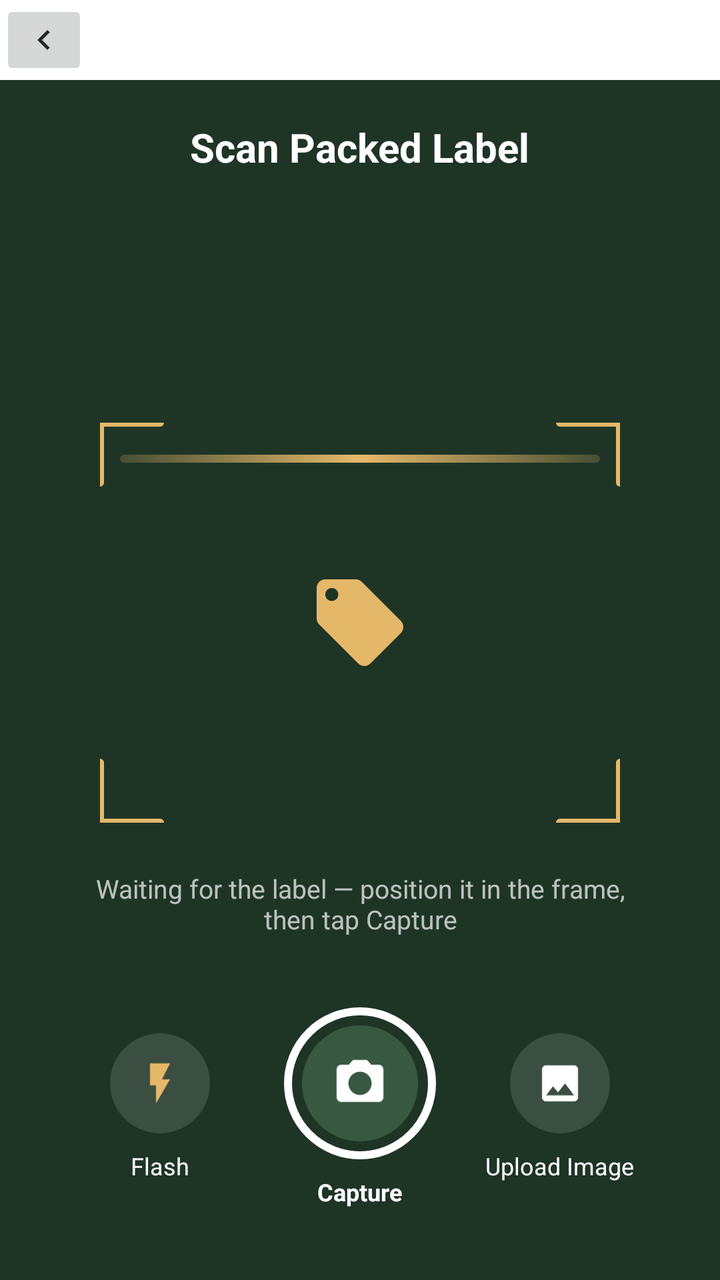
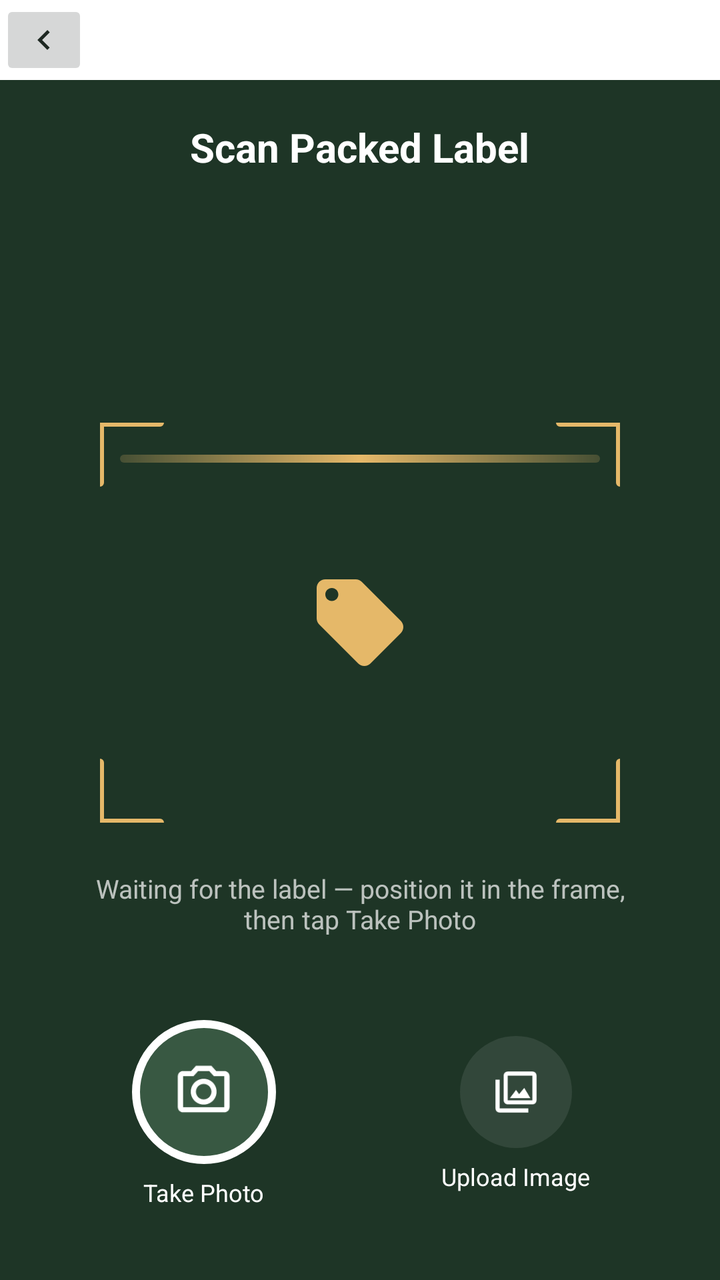

Before-and-after screenshots of an Android layout around one commit, followed by the original layout XML and the change that was made.
<!-- AndroidManifest.xml: activity theme Theme.AppCompat.Light.NoActionBar -->
<!-- res/layout/activity_image_capture.xml -->
<?xml version="1.0" encoding="utf-8"?>
<LinearLayout xmlns:android="http://schemas.android.com/apk/res/android"
    xmlns:app="http://schemas.android.com/apk/res-auto"
    android:layout_width="match_parent"
    android:layout_height="match_parent"
    android:orientation="vertical"
    android:background="#FFFFFF">

    
    <RelativeLayout
        android:id="@+id/capture_header"
        android:layout_width="match_parent"
        android:layout_height="wrap_content"
        android:background="#FFFFFF">

        <ImageButton
            android:id="@+id/btn_back"
            android:layout_width="wrap_content"
            android:layout_height="wrap_content"
            android:layout_alignParentStart="true"
            android:layout_centerVertical="true"
            android:scaleType="fitCenter"
            android:src="@drawable/ic_arrow_back"
            android:contentDescription="Back" />

        <FrameLayout
            android:id="@+id/capture_header_logo"
            android:layout_width="wrap_content"
            android:layout_height="wrap_content"
            android:layout_alignParentEnd="true"
            android:layout_centerVertical="true">

            <ImageView
                android:id="@+id/iv_brand_logo"
                android:layout_width="match_parent"
                android:layout_height="match_parent"
                android:scaleType="matrix"
                android:contentDescription="Misbar" />

            <TextView
                android:id="@+id/tv_brand_logo_fallback"
                android:layout_width="match_parent"
                android:layout_height="match_parent"
                android:text="Misbar"
                android:textSize="24sp"
                android:textStyle="bold"
                android:gravity="center"
                android:visibility="gone" />
        </FrameLayout>

    </RelativeLayout>

    
    <RelativeLayout
        android:layout_width="match_parent"
        android:layout_height="match_parent"
        android:background="#1E3526">

        
        <TextView
            android:id="@+id/tv_scan_title"
            android:layout_width="wrap_content"
            android:layout_height="wrap_content"
            android:layout_alignParentTop="true"
            android:layout_centerHorizontal="true"
            android:layout_marginTop="20dp"
            android:text="Scan Packed Label"
            android:textColor="#FFFFFF"
            android:textSize="20sp"
            android:textStyle="bold" />

        
        <LinearLayout
            android:id="@+id/layout_viewfinder_container"
            android:layout_width="match_parent"
            android:layout_height="wrap_content"
            android:layout_centerInParent="true"
            android:gravity="center"
            android:orientation="vertical">

            <RelativeLayout
                android:id="@+id/viewfinder_box"
                android:layout_width="260dp"
                android:layout_height="200dp">

                
                <ImageView
                    android:layout_width="match_parent"
                    android:layout_height="match_parent"
                    android:src="@drawable/viewfinder_corners"
                    android:scaleType="fitXY" />

                
                <ImageView
                    android:layout_width="52dp"
                    android:layout_height="52dp"
                    android:layout_centerInParent="true"
                    android:src="@drawable/ic_tag" />

                
                <View
                    android:id="@+id/view_laser_line"
                    android:layout_width="match_parent"
                    android:layout_height="4dp"
                    android:layout_marginHorizontal="10dp"
                    android:layout_marginTop="16dp"
                    android:background="@drawable/laser_line_glow" />

            </RelativeLayout>

            
            <TextView
                android:layout_width="wrap_content"
                android:layout_height="wrap_content"
                android:layout_marginTop="24dp"
                android:paddingHorizontal="40dp"
                android:text="Waiting for the label — position it in the frame, then tap Capture"
                android:textAlignment="center"
                android:textColor="#B3FFFFFF"
                android:textSize="13sp" />

        </LinearLayout>

        
        <LinearLayout
            android:layout_width="match_parent"
            android:layout_height="wrap_content"
            android:layout_alignParentBottom="true"
            android:layout_marginBottom="36dp"
            android:paddingHorizontal="30dp"
            android:gravity="center_vertical"
            android:orientation="horizontal">

            
            <LinearLayout
                android:id="@+id/btn_flash"
                android:layout_width="0dp"
                android:layout_height="wrap_content"
                android:layout_weight="1"
                android:gravity="center"
                android:orientation="vertical">

                <ImageView
                    android:id="@+id/iv_flash_icon"
                    android:layout_width="50dp"
                    android:layout_height="50dp"
                    android:background="@drawable/bg_circle_translucent"
                    android:src="@drawable/ic_flash"
                    android:padding="13dp" />

                <TextView
                    android:layout_width="wrap_content"
                    android:layout_height="wrap_content"
                    android:layout_marginTop="8dp"
                    android:text="Flash"
                    android:textColor="#FFFFFF"
                    android:textSize="12sp" />
            </LinearLayout>

            
            <LinearLayout
                android:id="@+id/btn_capture"
                android:layout_width="0dp"
                android:layout_height="wrap_content"
                android:layout_weight="1"
                android:gravity="center"
                android:orientation="vertical">

                <RelativeLayout
                    android:layout_width="76dp"
                    android:layout_height="76dp"
                    android:background="@drawable/bg_shutter_outer">

                    <ImageView
                        android:layout_width="58dp"
                        android:layout_height="58dp"
                        android:layout_centerInParent="true"
                        android:background="@drawable/bg_shutter_inner"
                        android:src="@drawable/ic_camera"
                        android:padding="15dp" />
                </RelativeLayout>

                <TextView
                    android:layout_width="wrap_content"
                    android:layout_height="wrap_content"
                    android:layout_marginTop="8dp"
                    android:text="Capture"
                    android:textColor="#FFFFFF"
                    android:textSize="12sp"
                    android:textStyle="bold" />
            </LinearLayout>

            
            <LinearLayout
                android:id="@+id/btn_upload_image"
                android:layout_width="0dp"
                android:layout_height="wrap_content"
                android:layout_weight="1"
                android:gravity="center"
                android:orientation="vertical">

                <ImageView
                    android:layout_width="50dp"
                    android:layout_height="50dp"
                    android:background="@drawable/bg_circle_translucent"
                    android:src="@drawable/ic_gallery"
                    android:padding="13dp" />

                <TextView
                    android:layout_width="wrap_content"
                    android:layout_height="wrap_content"
                    android:layout_marginTop="8dp"
                    android:text="Upload Image"
                    android:textColor="#FFFFFF"
                    android:textSize="12sp" />
            </LinearLayout>

        </LinearLayout>

    </RelativeLayout>

</LinearLayout>
<!-- resources referenced by this layout -->
<resources>
  <!-- drawable bg_circle_translucent (drawable) -->
  <shape xmlns:android="http://schemas.android.com/apk/res/android"
      android:shape="oval">
    <solid android:color="#20FFFFFF"/>
  </shape>
  <!-- drawable bg_shutter_inner (drawable) -->
  <shape xmlns:android="http://schemas.android.com/apk/res/android"
      android:shape="oval">
    <solid android:color="#385842"/>
  </shape>
  <!-- drawable bg_shutter_outer (drawable) -->
  <shape xmlns:android="http://schemas.android.com/apk/res/android"
      android:shape="oval">
    <stroke android:width="4dp" android:color="#FFFFFF"/>
    <solid android:color="#00000000"/>
  </shape>
  <!-- drawable ic_arrow_back (drawable) -->
  <vector xmlns:android="http://schemas.android.com/apk/res/android"
      android:width="20dp"
      android:height="20dp"
      android:viewportWidth="24"
      android:viewportHeight="24">
    <path
        android:fillColor="#1E2822"
        android:pathData="M15.41,7.41L14,6l-6,6 6,6 1.41,-1.41L10.83,12z"/>
  </vector>
  <!-- drawable ic_camera (drawable) -->
  <vector xmlns:android="http://schemas.android.com/apk/res/android"
      android:width="28dp"
      android:height="28dp"
      android:viewportWidth="24"
      android:viewportHeight="24">
    <path
        android:fillColor="#FFFFFF"
        android:pathData="M9,2L7.17,4H4c-1.1,0 -2,0.9 -2,2v12c0,1.1 0.9,2 2,2h16c1.1,0 2,-0.9 2,-2V6c0,-1.1 -0.9,-2 -2,-2h-3.17L15,2H9zm3,15c-2.76,0 -5,-2.24 -5,-5s2.24,-5 5,-5 5,2.24 5,5 -2.24,5 -5,5z"/>
  </vector>
  <!-- drawable ic_flash (drawable) -->
  <vector xmlns:android="http://schemas.android.com/apk/res/android"
      android:width="24dp"
      android:height="24dp"
      android:viewportWidth="24"
      android:viewportHeight="24">
    <path
        android:fillColor="#E5B869"
        android:pathData="M7,2v11h3v9l7,-12h-4l4,-8z"/>
  </vector>
  <!-- drawable ic_gallery (drawable) -->
  <vector xmlns:android="http://schemas.android.com/apk/res/android"
      android:width="24dp"
      android:height="24dp"
      android:viewportWidth="24"
      android:viewportHeight="24">
    <path
        android:fillColor="#FFFFFF"
        android:pathData="M21,19V5c0,-1.1 -0.9,-2 -2,-2H5c-1.1,0 -2,0.9 -2,2v14c0,1.1 0.9,2 2,2h14c1.1,0 2,-0.9 2,-2zM8.5,13.5l2.5,3.01L14.5,12l4.5,6H5l3.5,-4.5z"/>
  </vector>
  <!-- drawable ic_tag (drawable) -->
  <vector xmlns:android="http://schemas.android.com/apk/res/android"
      android:width="48dp"
      android:height="48dp"
      android:viewportWidth="24"
      android:viewportHeight="24">
    <path
        android:fillColor="#E5B869"
        android:pathData="M21.41,11.58l-9-9C12.05,2.22 11.55,2 11,2H4c-1.1,0 -2,0.9 -2,2v7c0,0.55 0.22,1.05 0.59,1.42l9,9c0.36,0.36 0.86,0.58 1.41,0.58 0.55,0 1.05,-0.22 1.41,-0.59l7,-7c0.37,-0.36 0.59,-0.86 0.59,-1.41 0,-0.55 -0.23,-1.06 -0.59,-1.42zM5.5,7C4.67,7 4,6.33 4,5.5S4.67,4 5.5,4 7,4.67 7,5.5 6.33,7 5.5,7z"/>
  </vector>
  <!-- drawable laser_line_glow (drawable) -->
  <?xml version="1.0" encoding="utf-8"?>
  <shape xmlns:android="http://schemas.android.com/apk/res/android"
      android:shape="rectangle">
      <corners android:radius="2dp" />
      <gradient
          android:startColor="#33E5B869"
          android:centerColor="#FFE5B869"
          android:endColor="#33E5B869"
          android:type="linear" />
  </shape>
  <!-- unchanged entries left out for length: 1 -->
</resources>

<!-- the commit's change to res/layout/activity_image_capture.xml (unified diff, before → after) -->
@@ -114,7 +114,7 @@
                 android:layout_height="wrap_content"
                 android:layout_marginTop="24dp"
                 android:paddingHorizontal="40dp"
-                android:text="Waiting for the label — position it in the frame, then tap Capture"
+                android:text="Waiting for the label — position it in the frame, then tap Take Photo"
                 android:textAlignment="center"
                 android:textColor="#B3FFFFFF"
                 android:textSize="13sp" />
@@ -127,35 +127,9 @@
             android:layout_height="wrap_content"
             android:layout_alignParentBottom="true"
             android:layout_marginBottom="36dp"
-            android:paddingHorizontal="30dp"
+            android:paddingHorizontal="24dp"
             android:gravity="center_vertical"
             android:orientation="horizontal">
-
-            
-            <LinearLayout
-                android:id="@+id/btn_flash"
-                android:layout_width="0dp"
-                android:layout_height="wrap_content"
-                android:layout_weight="1"
-                android:gravity="center"
-                android:orientation="vertical">
-
-                <ImageView
-                    android:id="@+id/iv_flash_icon"
-                    android:layout_width="50dp"
-                    android:layout_height="50dp"
-                    android:background="@drawable/bg_circle_translucent"
-                    android:src="@drawable/ic_flash"
-                    android:padding="13dp" />
-
-                <TextView
-                    android:layout_width="wrap_content"
-                    android:layout_height="wrap_content"
-                    android:layout_marginTop="8dp"
-                    android:text="Flash"
-                    android:textColor="#FFFFFF"
-                    android:textSize="12sp" />
-            </LinearLayout>
 
             
             <LinearLayout
@@ -163,31 +137,30 @@
                 android:layout_width="0dp"
                 android:layout_height="wrap_content"
                 android:layout_weight="1"
+                android:contentDescription="Take Photo"
                 android:gravity="center"
                 android:orientation="vertical">
 
                 <RelativeLayout
-                    android:layout_width="76dp"
-                    android:layout_height="76dp"
+                    android:layout_width="72dp"
+                    android:layout_height="72dp"
                     android:background="@drawable/bg_shutter_outer">
 
                     <ImageView
-                        android:layout_width="58dp"
-                        android:layout_height="58dp"
+                        android:layout_width="31dp"
+                        android:layout_height="31dp"
                         android:layout_centerInParent="true"
-                        android:background="@drawable/bg_shutter_inner"
-                        android:src="@drawable/ic_camera"
-                        android:padding="15dp" />
+                        android:src="@drawable/ic_camera" />
                 </RelativeLayout>
 
                 <TextView
                     android:layout_width="wrap_content"
                     android:layout_height="wrap_content"
                     android:layout_marginTop="8dp"
-                    android:text="Capture"
+                    android:text="Take Photo"
                     android:textColor="#FFFFFF"
                     android:textSize="12sp"
-                    android:textStyle="bold" />
+                    android:includeFontPadding="false" />
             </LinearLayout>
 
             
@@ -196,15 +169,16 @@
                 android:layout_width="0dp"
                 android:layout_height="wrap_content"
                 android:layout_weight="1"
+                android:contentDescription="Upload Image"
                 android:gravity="center"
                 android:orientation="vertical">
 
                 <ImageView
-                    android:layout_width="50dp"
-                    android:layout_height="50dp"
+                    android:layout_width="56dp"
+                    android:layout_height="56dp"
                     android:background="@drawable/bg_circle_translucent"
                     android:src="@drawable/ic_gallery"
-                    android:padding="13dp" />
+                    android:padding="15.5dp" />
 
                 <TextView
                     android:layout_width="wrap_content"
@@ -212,7 +186,8 @@
                     android:layout_marginTop="8dp"
                     android:text="Upload Image"
                     android:textColor="#FFFFFF"
-                    android:textSize="12sp" />
+                    android:textSize="12sp"
+                    android:includeFontPadding="false" />
             </LinearLayout>
 
         </LinearLayout>
<!-- resource entries referenced after the edit -->
@@ -3,18 +3,13 @@
   <!-- drawable bg_circle_translucent (drawable) -->
   <shape xmlns:android="http://schemas.android.com/apk/res/android"
       android:shape="oval">
-    <solid android:color="#20FFFFFF"/>
-  </shape>
-  <!-- drawable bg_shutter_inner (drawable) -->
-  <shape xmlns:android="http://schemas.android.com/apk/res/android"
-      android:shape="oval">
-    <solid android:color="#385842"/>
+    <solid android:color="#17FFFFFF"/>
   </shape>
   <!-- drawable bg_shutter_outer (drawable) -->
   <shape xmlns:android="http://schemas.android.com/apk/res/android"
       android:shape="oval">
     <stroke android:width="4dp" android:color="#FFFFFF"/>
-    <solid android:color="#00000000"/>
+    <solid android:color="#385842"/>
   </shape>
   <!-- drawable ic_arrow_back (drawable) -->
   <vector xmlns:android="http://schemas.android.com/apk/res/android"
@@ -34,17 +29,7 @@
       android:viewportHeight="24">
     <path
         android:fillColor="#FFFFFF"
-        android:pathData="M9,2L7.17,4H4c-1.1,0 -2,0.9 -2,2v12c0,1.1 0.9,2 2,2h16c1.1,0 2,-0.9 2,-2V6c0,-1.1 -0.9,-2 -2,-2h-3.17L15,2H9zm3,15c-2.76,0 -5,-2.24 -5,-5s2.24,-5 5,-5 5,2.24 5,5 -2.24,5 -5,5z"/>
-  </vector>
-  <!-- drawable ic_flash (drawable) -->
-  <vector xmlns:android="http://schemas.android.com/apk/res/android"
-      android:width="24dp"
-      android:height="24dp"
-      android:viewportWidth="24"
-      android:viewportHeight="24">
-    <path
-        android:fillColor="#E5B869"
-        android:pathData="M7,2v11h3v9l7,-12h-4l4,-8z"/>
+        android:pathData="M20,4h-3.17L15,2H9L7.17,4H4C2.9,4 2,4.9 2,6v12c0,1.1 0.9,2 2,2h16c1.1,0 2,-0.9 2,-2V6c0,-1.1 -0.9,-2 -2,-2zM20,18H4V6h4.05l1.83,-2h4.24l1.83,2H20v12zM12,7c-2.76,0 -5,2.24 -5,5s2.24,5 5,5 5,-2.24 5,-5 -2.24,-5 -5,-5zM12,15c-1.65,0 -3,-1.35 -3,-3s1.35,-3 3,-3 3,1.35 3,3 -1.35,3 -3,3z"/>
   </vector>
   <!-- drawable ic_gallery (drawable) -->
   <vector xmlns:android="http://schemas.android.com/apk/res/android"
@@ -54,7 +39,7 @@
       android:viewportHeight="24">
     <path
         android:fillColor="#FFFFFF"
-        android:pathData="M21,19V5c0,-1.1 -0.9,-2 -2,-2H5c-1.1,0 -2,0.9 -2,2v14c0,1.1 0.9,2 2,2h14c1.1,0 2,-0.9 2,-2zM8.5,13.5l2.5,3.01L14.5,12l4.5,6H5l3.5,-4.5z"/>
+        android:pathData="M20,4v12H8V4h12m0,-2H8C6.9,2 6,2.9 6,4v12c0,1.1 0.9,2 2,2h12c1.1,0 2,-0.9 2,-2V4c0,-1.1 -0.9,-2 -2,-2zM4,6H2v14c0,1.1 0.9,2 2,2h14v-2H4V6zM16,10l-2.5,3.01L12,11l-3,4h10l-3,-5z"/>
   </vector>
   <!-- drawable ic_tag (drawable) -->
   <vector xmlns:android="http://schemas.android.com/apk/res/android"
